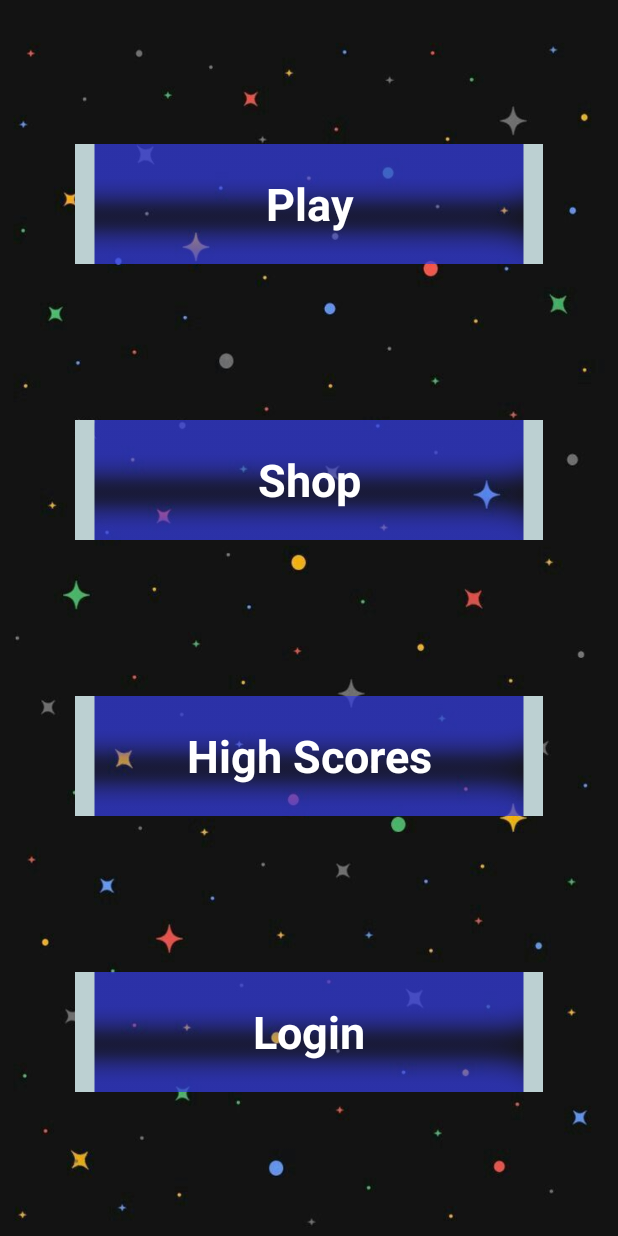
After one commit to eif-courses/GetSomeMoney, an Android app: the fragment HomeFragment shown on its own in the app's theme, on a phone screen of 412 x 824 dp. The commit adds this screen. Run offline under Robolectric (Android 15) with nearby library versions, the light colour scheme and no system bars.

Commit message:
EXAMPLE FOR SHOP

```diff
--- /dev/null
+++ b/app/src/main/java/get/some/money/starter/Fragments/HomeFragment.kt
@@ -0,0 +1,26 @@
+package get.some.money.starter.Fragments
+
+
+import android.os.Bundle
+import androidx.fragment.app.Fragment
+import android.view.LayoutInflater
+import android.view.View
+import android.view.ViewGroup
+
+import get.some.money.starter.R
+
+/**
+ * A simple [Fragment] subclass.
+ */
+class HomeFragment : Fragment() {
+
+  override fun onCreateView(
+    inflater: LayoutInflater, container: ViewGroup?,
+    savedInstanceState: Bundle?
+  ): View? {
+    // Inflate the layout for this fragment
+    return inflater.inflate(R.layout.fragment_home, container, false)
+  }
+
+
+}
--- /dev/null
+++ b/app/src/main/res/drawable/hover_menu_item.xml
@@ -0,0 +1,8 @@
+<?xml version="1.0" encoding="utf-8"?>
+<selector xmlns:android="http://schemas.android.com/apk/res/android">
+
+    <item android:drawable="@drawable/btn2" android:state_selected="true"></item>
+    <item android:drawable="@drawable/btn2" android:state_pressed="true"></item>
+    <item android:drawable="@drawable/btn"></item>
+
+</selector>
--- /dev/null
+++ b/app/src/main/res/layout/fragment_home.xml
@@ -0,0 +1,81 @@
+<?xml version="1.0" encoding="utf-8"?>
+<androidx.constraintlayout.widget.ConstraintLayout xmlns:android="http://schemas.android.com/apk/res/android"
+    xmlns:app="http://schemas.android.com/apk/res-auto"
+    xmlns:tools="http://schemas.android.com/tools"
+    android:layout_width="match_parent"
+    android:layout_height="match_parent"
+    android:background="@drawable/space"
+    tools:context=".Fragments.HomeFragment">
+
+
+    <TextView
+        android:id="@+id/start_game4"
+        android:clickable="true"
+        android:focusable="true"
+        android:layout_width="wrap_content"
+        android:layout_height="80dp"
+        android:layout_marginBottom="8dp"
+        android:background="@drawable/hover_menu_item"
+        android:gravity="center_horizontal|center_vertical"
+        android:text="@string/shop"
+        android:textColor="@android:color/white"
+        android:textSize="30sp"
+        android:textStyle="bold"
+        app:layout_constraintBottom_toTopOf="@+id/start_game2"
+        app:layout_constraintEnd_toEndOf="parent"
+        app:layout_constraintStart_toStartOf="parent"
+        app:layout_constraintTop_toBottomOf="@+id/start_game" />
+
+    <TextView
+        android:id="@+id/start_game2"
+        android:layout_width="wrap_content"
+        android:clickable="true"
+        android:focusable="true"
+        android:layout_height="80dp"
+        android:layout_marginBottom="8dp"
+        android:background="@drawable/hover_menu_item"
+        android:gravity="center_horizontal|center_vertical"
+        android:text="@string/high_scores"
+        android:textColor="@android:color/white"
+        android:textSize="30sp"
+        android:textStyle="bold"
+        app:layout_constraintBottom_toTopOf="@+id/start_game3"
+        app:layout_constraintEnd_toEndOf="parent"
+        app:layout_constraintStart_toStartOf="parent"
+        app:layout_constraintTop_toBottomOf="@+id/start_game4" />
+
+    <TextView
+        android:id="@+id/start_game3"
+        android:layout_width="wrap_content"
+        android:layout_height="80dp"
+        android:clickable="true"
+        android:focusable="true"
+        android:background="@drawable/hover_menu_item"
+        android:gravity="center_horizontal|center_vertical"
+        android:text="Login"
+        android:textColor="@android:color/white"
+        android:textSize="30sp"
+        android:textStyle="bold"
+        app:layout_constraintBottom_toBottomOf="parent"
+        app:layout_constraintEnd_toEndOf="parent"
+        app:layout_constraintStart_toStartOf="parent"
+        app:layout_constraintTop_toBottomOf="@+id/start_game2" />
+
+    <TextView
+        android:id="@+id/start_game"
+        android:layout_width="wrap_content"
+        android:layout_height="80dp"
+        android:clickable="true"
+        android:focusable="true"
+        android:layout_marginBottom="8dp"
+        android:background="@drawable/hover_menu_item"
+        android:gravity="center_horizontal|center_vertical"
+        android:text="@string/play"
+        android:textColor="@android:color/white"
+        android:textSize="30sp"
+        android:textStyle="bold"
+        app:layout_constraintBottom_toTopOf="@+id/start_game4"
+        app:layout_constraintEnd_toEndOf="parent"
+        app:layout_constraintStart_toStartOf="parent"
+        app:layout_constraintTop_toTopOf="parent" />
+</androidx.constraintlayout.widget.ConstraintLayout>
--- a/app/src/main/res/navigation/navigation.xml
+++ b/app/src/main/res/navigation/navigation.xml
@@ -3,7 +3,7 @@
     xmlns:app="http://schemas.android.com/apk/res-auto"
     xmlns:tools="http://schemas.android.com/tools"
     android:id="@+id/navigation"
-    app:startDestination="@id/shopFragment">
+    app:startDestination="@id/homeFragment">
 
     <fragment
         android:id="@+id/shopFragment"
@@ -15,4 +15,9 @@
         android:name="get.some.money.starter.Fragments.GameplayFragment"
         android:label="fragment_gameplay"
         tools:layout="@layout/fragment_gameplay" />
+    <fragment
+        android:id="@+id/homeFragment"
+        android:name="get.some.money.starter.Fragments.HomeFragment"
+        android:label="fragment_home"
+        tools:layout="@layout/fragment_home" />
 </navigation>
--- a/app/src/main/res/values/strings.xml
+++ b/app/src/main/res/values/strings.xml
@@ -7,4 +7,7 @@
     <string name="title_shop_item" />
     <string name="demo_name">Marius Gžegoževskis</string>
     <string name="demo_email">m.gzegozevskis@gmail.com</string>
+    <string name="play">Play</string>
+    <string name="high_scores">High Scores</string>
+    <string name="shop">Shop</string>
 </resources>
```
Also changed, not shown: app/src/main/res/drawable/btn.png (added), app/src/main/res/drawable/btn2.png (added), app/src/main/res/drawable/space.jpg (added).
